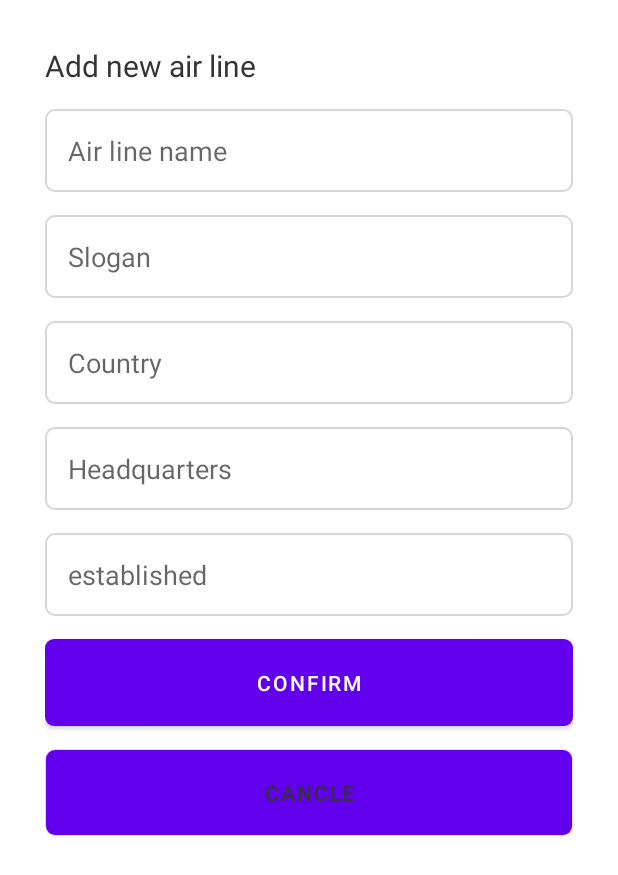
After one commit to mostafaabdalla779933/Task_Vodafone, an Android app: the layout fragment_add_airline.xml on its own in the app's theme, with its tools: preview values and no code run, on a phone screen of 412 x 824 dp. The commit adds this screen. Shown: the top 875 px of the screen. Run offline under Robolectric (Android 15) with nearby library versions, the phone set to English and light mode, and no system bars; network calls fail.

Commit message:
feat: create bottom sheet to add airline

```diff
--- a/app/src/main/java/com/example/task_vodafone/CountryViewModel.kt
+++ b/app/src/main/java/com/example/task_vodafone/CountryViewModel.kt
@@ -4,16 +4,14 @@ import android.util.Log
 import androidx.lifecycle.LiveData
 import androidx.lifecycle.MutableLiveData
 import androidx.lifecycle.ViewModel
-import androidx.lifecycle.viewModelScope
 import com.example.network.model.AirLineModel
-import com.example.network.model.response.AirLineResponse
-import com.example.task_vodafone.repo.CountryRepo
+import com.example.task_vodafone.repo.RemoteRepo
 import dagger.hilt.android.lifecycle.HiltViewModel
 import kotlinx.coroutines.*
 import javax.inject.Inject
 
 @HiltViewModel
-class CountryViewModel  @Inject constructor(val repo: CountryRepo): ViewModel(){
+class CountryViewModel  @Inject constructor(val repo: RemoteRepo): ViewModel(){
 
     val coroutineExceptionHandler= CoroutineExceptionHandler{ context , thro ->
 
--- a/app/src/main/java/com/example/task_vodafone/ui/MainActivity.kt
+++ b/app/src/main/java/com/example/task_vodafone/ui/MainActivity.kt
@@ -16,7 +16,7 @@ class MainActivity : AppCompatActivity() {
         setContentView(binding.root)
 
 
-    }
 
 
+    }
 }
--- a/app/src/main/java/com/example/task_vodafone/ui/SplashActivity.kt
+++ b/app/src/main/java/com/example/task_vodafone/ui/SplashActivity.kt
@@ -18,11 +18,12 @@ class SplashActivity : AppCompatActivity() {
         binding = ActivitySplashBinding.inflate(layoutInflater)
         setContentView(binding.root)
 
-
         job = CoroutineScope(Dispatchers.Main).launch {
             delay(1000)
             startActivity(Intent(this@SplashActivity, MainActivity::class.java))
+            finish()
         }
+
     }
     override fun onDestroy() {
         super.onDestroy()
--- a/app/src/main/java/com/example/task_vodafone/ui/AirLineAdapte.kt
+++ b/app/src/main/java/com/example/task_vodafone/ui/airlines/AirLineAdapte.kt
@@ -11,7 +11,7 @@ import com.example.task_vodafone.R
 import kotlinx.android.synthetic.main.country_layout.view.*
 
 
-class AirLineAdapte( val onclick : (String) -> Unit) : ListAdapter<AirLineEntity, AirLineAdapte.AirLineViewHolder>(AirLineCallBack()){
+class AirLineAdapte( val onclick : (AirLineEntity) -> Unit) : ListAdapter<AirLineEntity, AirLineAdapte.AirLineViewHolder>(AirLineCallBack()){
 
     class AirLineViewHolder (itemView: View) : RecyclerView.ViewHolder(itemView) {
 
@@ -34,7 +34,7 @@ class AirLineAdapte( val onclick : (String) -> Unit) : ListAdapter<AirLineEntity
 
         holder.itemView.iv_detials.setOnClickListener {
 
-            onclick(this.currentList.get(position).id)
+            onclick(this.currentList.get(position))
 
         }
     }
--- /dev/null
+++ b/app/src/main/res/drawable/bottom_sheet_background.xml
@@ -0,0 +1,6 @@
+<?xml version="1.0" encoding="utf-8"?>
+<shape xmlns:android="http://schemas.android.com/apk/res/android" android:shape="rectangle">
+    <corners
+        android:topLeftRadius="20dp" android:topRightRadius="20dp" />
+    <solid android:color="@color/white" />
+</shape>
--- /dev/null
+++ b/app/src/main/res/layout/fragment_add_airline.xml
@@ -0,0 +1,79 @@
+<?xml version="1.0" encoding="utf-8"?>
+<LinearLayout
+    xmlns:android="http://schemas.android.com/apk/res/android"
+    android:layout_width="match_parent"
+    android:layout_height="match_parent"
+    android:background="@drawable/bottom_sheet_background"
+    android:orientation="vertical"
+    android:padding="30dp">
+
+    <TextView
+        android:layout_width="match_parent"
+        android:layout_height="wrap_content"
+        android:text="Add new air line"
+        android:textSize="20sp"
+        android:textColor="#333333"
+        android:layout_marginBottom="15dp"
+        />
+
+    <com.google.android.material.textfield.TextInputEditText
+        android:layout_width="match_parent"
+        android:layout_height="wrap_content"
+        android:background="@drawable/search_background"
+        android:hint="Air line name"
+        android:padding="15dp"
+        android:layout_marginBottom="15dp"/>
+
+    <com.google.android.material.textfield.TextInputEditText
+        android:layout_width="match_parent"
+        android:layout_height="wrap_content"
+        android:background="@drawable/search_background"
+        android:hint="Slogan"
+        android:padding="15dp"
+        android:layout_marginBottom="15dp"/>
+
+    <com.google.android.material.textfield.TextInputEditText
+        android:layout_width="match_parent"
+        android:layout_height="wrap_content"
+        android:background="@drawable/search_background"
+        android:hint="Country"
+        android:padding="15dp"
+        android:layout_marginBottom="15dp"/>
+    <com.google.android.material.textfield.TextInputEditText
+        android:layout_width="match_parent"
+        android:layout_height="wrap_content"
+        android:background="@drawable/search_background"
+        android:hint="Headquarters"
+        android:padding="15dp"
+        android:layout_marginBottom="15dp"/>
+
+    <com.google.android.material.textfield.TextInputEditText
+        android:layout_width="match_parent"
+        android:layout_height="wrap_content"
+        android:background="@drawable/search_background"
+        android:inputType="number"
+        android:hint="established"
+        android:padding="15dp"
+        android:layout_marginBottom="15dp"/>
+
+    <Button
+        android:layout_width="match_parent"
+        android:layout_height="wrap_content"
+        android:background="@drawable/btn_background"
+        android:text="Confirm"
+        android:textColor="@color/white"
+        android:padding="13dp"
+        android:layout_marginBottom="15dp"/>
+
+    <Button
+        android:layout_width="match_parent"
+        android:layout_height="wrap_content"
+        android:background="@drawable/search_background"
+        android:text="cancle"
+        android:textColor="#333333"
+        android:padding="13dp"/>
+
+
+
+
+</LinearLayout>
--- a/app/src/main/res/layout/fragment_airlines.xml
+++ b/app/src/main/res/layout/fragment_airlines.xml
@@ -4,7 +4,7 @@
     xmlns:tools="http://schemas.android.com/tools"
     android:layout_width="match_parent"
     android:layout_height="match_parent"
-    tools:context=".ui.AirlinesFragment">
+    tools:context=".ui.airlines.AirlinesFragment">
 
     <com.google.android.material.appbar.MaterialToolbar
         android:id="@+id/toolbar"
```
Also changed, not shown: app/src/main/java/com/example/task_vodafone/repo/CountryRepo.kt (deleted, +0 -29 lines), app/src/main/java/com/example/task_vodafone/repo/IRemoteRepo.kt (added, +10 -0 lines), app/src/main/java/com/example/task_vodafone/repo/RemoteRepo.kt (added, +21 -0 lines), app/src/main/java/com/example/task_vodafone/ui/DetialsFragment.kt (deleted, +0 -27 lines), app/src/main/java/com/example/task_vodafone/ui/airlines/AddBottomSheet.kt (added, +60 -0 lines), app/src/main/java/com/example/task_vodafone/ui/airlines/AirlinesFragment.kt (renamed from app/src/main/java/com/example/task_vodafone/ui/AirlinesFragment.kt, +14 -2 lines), app/src/main/java/com/example/task_vodafone/ui/detials/DetialsFragment.kt (added, +53 -0 lines), app/src/main/res/layout/fragment_detials.xml (+16 -5 lines), app/src/main/res/navigation/nav_graph.xml (+7 -2 lines), app/src/main/res/values/themes.xml (+10 -0 lines), network/src/main/java/com/example/network/network/NetworkManager.kt (+1 -121 lines).
